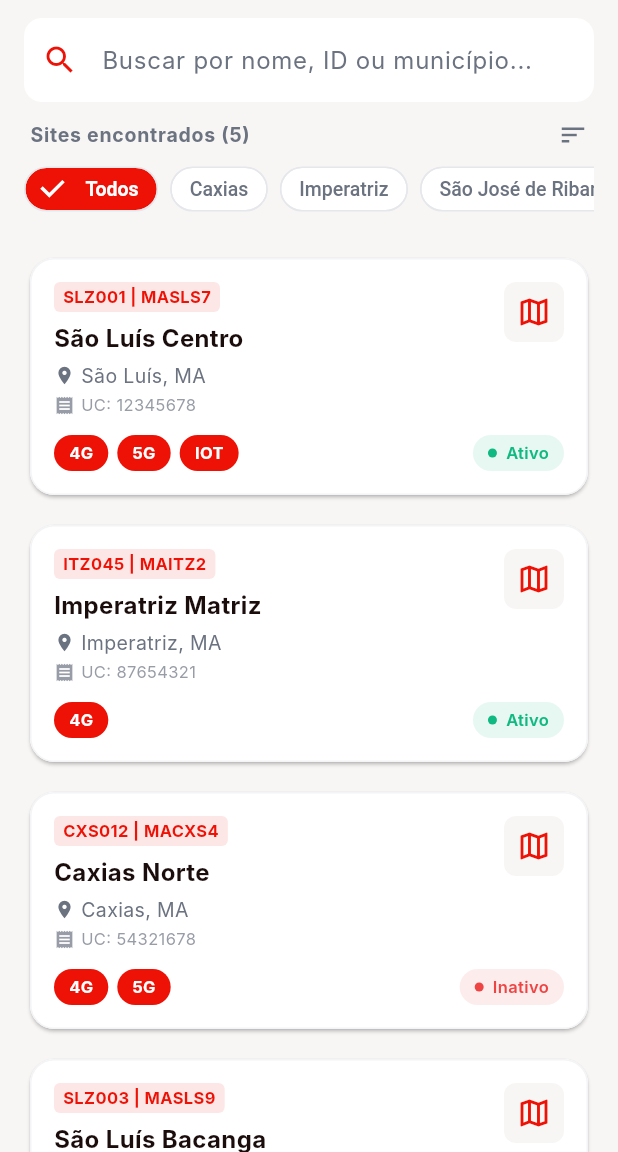
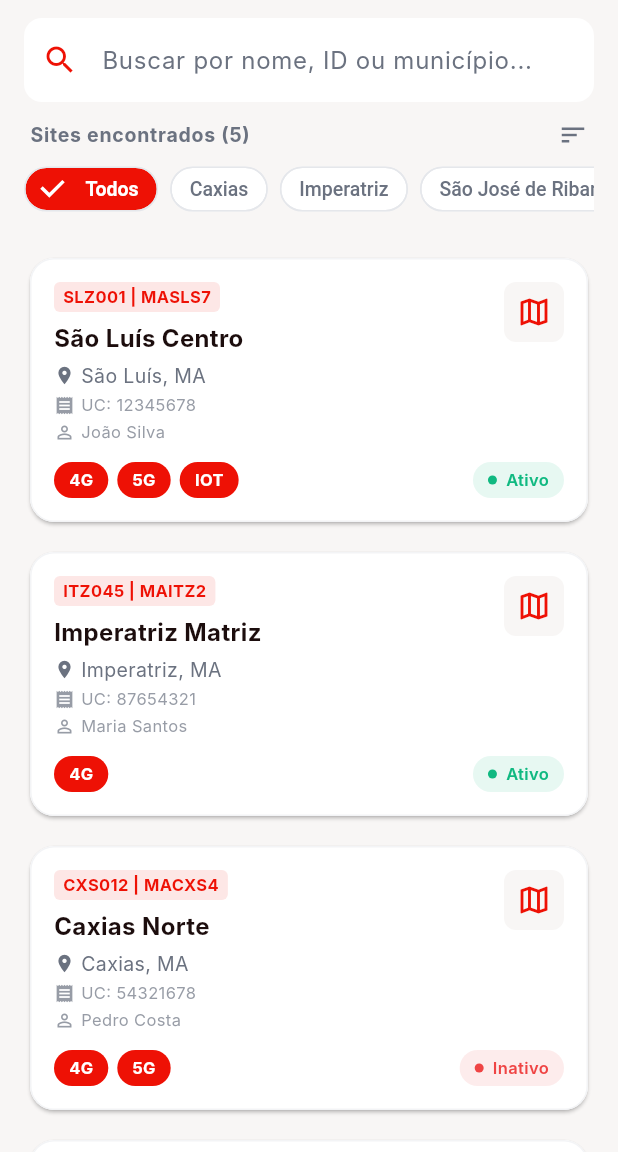
Before and after one commit to RafaelRodriguest/Movel-Tracker, a Flutter app: the screen it shows after launch, on a phone screen of 412 x 824 dp, the part 84-1236 px from its top. Run offline on Flutter 3.47's test engine with Material 3 defaults, Android fonts, the phone set to English and light mode, and no system bars; our stand-ins replace csv, flutter_map, latlong2; network calls fail; Roboto replaces fonts that are missing (Inter).

Commit message:
Add tecnico field, fix coordinate parsing, and status handling
- Add 'tecnico' field to Site model and display in UI cards
- Support comma as decimal separator for coordinates (Brazilian format)
- Fix status handling: empty status now defaults to 'Ativo'
- Make status comparison more flexible (ativo, active, enabled, empty)
- Update data_service to include new 'tecnico' column
- Update CLAUDE.md with new field and coordinate format

Co-Authored-By: Claude Opus 4.6 <noreply@anthropic.com>

```diff
--- a/app/lib/models/site.dart
+++ b/app/lib/models/site.dart
@@ -5,6 +5,7 @@ class Site {
   final String nome;
   final String endereco;
   final String municipio;
+  final String tecnico;
   final double latitude;
   final double longitude;
   final String detentora;
@@ -18,6 +19,7 @@ class Site {
     required this.nome,
     required this.endereco,
     required this.municipio,
+    required this.tecnico,
     required this.latitude,
     required this.longitude,
     required this.detentora,
@@ -28,18 +30,23 @@ class Site {
 
   /// Cria um Site a partir de um mapa (JSON/CSV)
   factory Site.fromJson(Map<String, dynamic> json) {
+    final statusValue = json['status']?.toString();
+    // Se status for null ou vazio, assume 'Ativo' como padrão
+    final finalStatus = (statusValue == null || statusValue.isEmpty) ? 'Ativo' : statusValue;
+
     return Site(
       siteId: json['site_id'] ?? '',
       sigla: json['sigla'] ?? '',
       nome: json['nome'] ?? '',
       endereco: json['endereco'] ?? '',
       municipio: json['municipio'] ?? '',
-      latitude: double.tryParse(json['latitude'].toString()) ?? 0.0,
-      longitude: double.tryParse(json['longitude'].toString()) ?? 0.0,
+      tecnico: json['tecnico'] ?? '',
+      latitude: _parseCoordinate(json['latitude']?.toString()),
+      longitude: _parseCoordinate(json['longitude']?.toString()),
       detentora: json['detentora'] ?? '',
       uc: json['uc']?.toString() ?? '',
       tecnologias: _parseTecnologias(json['tecnologias']?.toString()),
-      status: json['status']?.toString() ?? 'Ativo',
+      status: finalStatus,
     );
   }
 
@@ -51,6 +58,7 @@ class Site {
       'nome': nome,
       'endereco': endereco,
       'municipio': municipio,
+      'tecnico': tecnico,
       'latitude': latitude,
       'longitude': longitude,
       'detentora': detentora,
@@ -61,7 +69,10 @@ class Site {
   }
 
   /// Retorna true se o site estiver ativo (para compatibilidade)
-  bool get ativo => status.toLowerCase() == 'ativo';
+  bool get ativo {
+    final s = status.trim().toLowerCase();
+    return s.isEmpty || s == 'ativo' || s == 'active' || s == 'enabled';
+  }
 
   /// Parser de tecnologias (pode vir como string separada por vírgula)
   static List<String> _parseTecnologias(String? tecnologias) {
@@ -73,6 +84,16 @@ class Site {
         .map((t) => t.trim().toUpperCase())
         .where((t) => t.isNotEmpty)
         .toList();
+  }
+
+  /// Parser de coordenadas que aceita vírgula ou ponto como separador decimal
+  static double _parseCoordinate(String? value) {
+    if (value == null || value.isEmpty) {
+      return 0.0;
+    }
+    // Substitui vírgula por ponto para parsing correto (formato brasileiro)
+    final normalized = value.replaceAll(',', '.');
+    return double.tryParse(normalized) ?? 0.0;
   }
 
   /// Verifica se possui determinada tecnologia
--- a/app/lib/repositories/site_repository.dart
+++ b/app/lib/repositories/site_repository.dart
@@ -21,6 +21,7 @@ class SiteRepository {
         nome: 'São Luís Centro',
         endereco: 'Av. Dom Pedro II, Centro, São Luís - MA',
         municipio: 'São Luís',
+        tecnico: 'João Silva',
         latitude: -2.5297,
         longitude: -44.3028,
         detentora: 'ATC',
@@ -34,6 +35,7 @@ class SiteRepository {
         nome: 'Imperatriz Matriz',
         endereco: 'Av. Getúlio Vargas, Centro, Imperatriz - MA',
         municipio: 'Imperatriz',
+        tecnico: 'Maria Santos',
         latitude: -5.5200,
         longitude: -47.4833,
         detentora: 'ATC',
@@ -47,6 +49,7 @@ class SiteRepository {
         nome: 'Caxias Norte',
         endereco: 'Rua Monsenhor Soares, Centro, Caxias - MA',
         municipio: 'Caxias',
+        tecnico: 'Pedro Costa',
         latitude: -4.8500,
         longitude: -43.3500,
         detentora: 'ATC',
@@ -60,6 +63,7 @@ class SiteRepository {
         nome: 'São Luís Bacanga',
         endereco: 'Av. dos Franceses, Bacanga, São Luís - MA',
         municipio: 'São Luís',
+        tecnico: 'Ana Oliveira',
         latitude: -2.5550,
         longitude: -44.2650,
         detentora: 'AMX',
@@ -73,6 +77,7 @@ class SiteRepository {
         nome: 'São José de Ribamar Centro',
         endereco: 'Rua da Matriz, Centro, São José de Ribamar - MA',
         municipio: 'São José de Ribamar',
+        tecnico: 'Carlos Lima',
         latitude: -2.5400,
         longitude: -44.2650,
         detentora: 'ATC',
--- a/app/lib/screens/home_screen.dart
+++ b/app/lib/screens/home_screen.dart
@@ -343,6 +343,26 @@ class _SiteCard extends StatelessWidget {
                             ),
                           ],
                         ),
+                        const SizedBox(height: 2),
+
+                        // Técnico
+                        Row(
+                          children: [
+                            Icon(
+                              Icons.person_outline,
+                              size: 14,
+                              color: AppColors.textSecondary.withOpacity(0.7),
+                            ),
+                            const SizedBox(width: 4),
+                            Text(
+                              site.tecnico,
+                              style: TextStyle(
+                                fontSize: 11,
+                                color: AppColors.textSecondary.withOpacity(0.7),
+                              ),
+                            ),
+                          ],
+                        ),
                       ],
                     ),
                   ),
--- a/app/lib/services/data_service.dart
+++ b/app/lib/services/data_service.dart
@@ -8,7 +8,7 @@ class DataService {
   /// Substitua {PLANILHA_ID} pelo ID real da sua planilha
   /// Exemplo: 'https://docs.google.com/spreadsheets/d/1A2B3C4D5E6F7G8H9I0J/export?format=csv'
   static const String _csvUrl =
-      'https://docs.google.com/spreadsheets/d/SEU_ID_AQUI/export?format=csv';
+      'https://docs.google.com/spreadsheets/d/1nyRakcId5Zg4zal-eJps0aX-WIaMnPIN4wBuaif0UAc/export?format=csv&gid=1019904228';
 
   /// Busca os sites do Google Sheets e retorna uma lista de Site
   Future<List<Site>> fetchSites() async {
@@ -85,6 +85,7 @@ class DataService {
       'nome',
       'endereco',
       'municipio',
+      'tecnico',
       'latitude',
       'longitude',
       'detentora',
```
Also changed, not shown: app/lib/screens/site_detail_screen.dart (+9 -0 lines), 1 other file.
